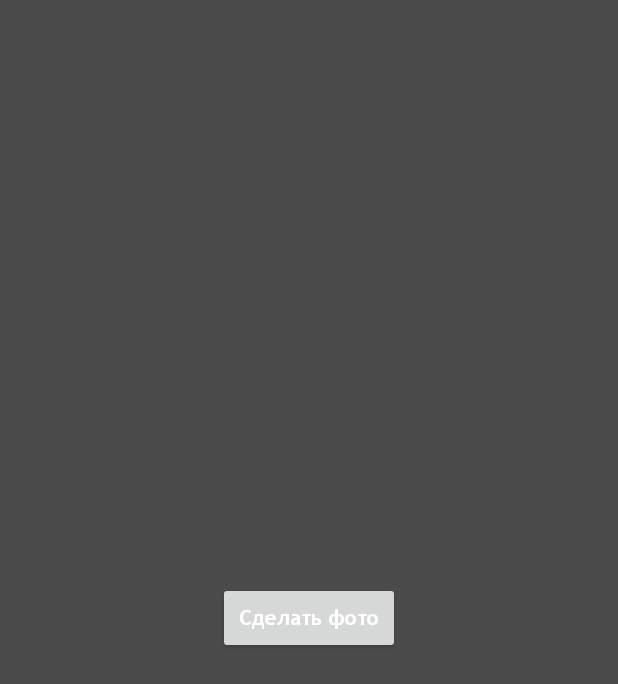
After one commit to dimalee70/o2o.android, an Android app: the fragment ProductRegisterFragment placed in its activity, on a phone screen of 412 x 824 dp. The commit adds this screen. Shown: the top 684 px of the screen. Run offline under Robolectric (Android 15) with nearby library versions, the phone set to English and light mode, and no system bars; our stand-ins replace EventBus, Timber, data binding; libraries missing offline, so code that uses them is left out: com.arellomobile.mvp, com.crashlytics.android, com.jakewharton.retrofit2, io.fabric.sdk, ru.terrakok.cicerone; 9 statements that could not run were skipped.

Commit message:
Created activitiy and fragment

```diff
--- a/app/src/main/java/kz/dragau/larek/di/components/AppComponent.kt
+++ b/app/src/main/java/kz/dragau/larek/di/components/AppComponent.kt
@@ -18,13 +18,16 @@ import kz.dragau.larek.presentation.presenter.login.PhoneNumberPresenter
 import kz.dragau.larek.presentation.presenter.login.SmsCodePresenter
 import kz.dragau.larek.presentation.presenter.registration.RegistrationPresenter
 import kz.dragau.larek.presentation.presenter.map.LocationMapPresenter
+import kz.dragau.larek.presentation.presenter.product.ProductRegisterPresenter
 import kz.dragau.larek.ui.activity.BaseActivity
 import kz.dragau.larek.ui.activity.MainAppActivity
+import kz.dragau.larek.ui.activity.product.ProductActivity
 import kz.dragau.larek.ui.fragment.confirm.ConfirmCodeFragment
 import kz.dragau.larek.ui.fragment.login.PhoneNumberFragment
 import kz.dragau.larek.ui.fragment.login.SmsCodeFragment
 import kz.dragau.larek.ui.fragment.registration.RegistrationFragment
 import kz.dragau.larek.ui.fragment.map.LocationMapFragment
+import kz.dragau.larek.ui.fragment.product.ProductRegisterFragment
 
 @Singleton
 @CustomApplicationScope
@@ -49,12 +52,13 @@ interface AppComponent {
 
     fun inject(activity: BaseActivity)
     fun inject(activity: MainAppActivity)
+    fun inject(activity: ProductActivity)
     fun inject(fragment: PhoneNumberFragment)
     fun inject(fragment: SmsCodeFragment)
     fun inject(fragmnet: ConfirmCodeFragment)
     fun inject(fragment: RegistrationFragment)
     fun inject(fragment: LocationMapFragment)
-
+    fun inject(fragment: ProductRegisterFragment)
 
     fun inject(presenter: MainAppPresenter)
     fun inject(presenter: PhoneNumberPresenter)
@@ -62,6 +66,7 @@ interface AppComponent {
     fun inject(presenter: ConfirmCodePresenter)
     fun inject(presenter: RegistrationPresenter)
     fun inject(presenter: LocationMapPresenter)
+    fun inject(presenter: ProductRegisterPresenter)
 
     //fun getApi(): ApiManager
     //fun getGlide(): GlideApp
--- a/app/src/main/java/kz/dragau/larek/presentation/presenter/MainAppPresenter.kt
+++ b/app/src/main/java/kz/dragau/larek/presentation/presenter/MainAppPresenter.kt
@@ -55,7 +55,8 @@ class MainAppPresenter(private val router: Router) : MvpPresenter<MainAppView>()
         }
         else
         {
-            router.newRootScreen(Screens.LoginScreen())
+//            router.newRootScreen(Screens.LoginScreen())
+            router.newRootScreen(Screens.ProductScreen())
         }
     }
 
--- a/app/src/main/java/kz/dragau/larek/presentation/presenter/confirm/ConfirmCodePresenter.kt
+++ b/app/src/main/java/kz/dragau/larek/presentation/presenter/confirm/ConfirmCodePresenter.kt
@@ -32,9 +32,7 @@ class ConfirmCodePresenter(private val router: Router, private val userRequestMo
     fun checkConfirmCode(){
         viewState?.hideKeyboard()
         viewState?.showProgress()
-        println(userRequestModel!!.smsCode)
-        println(confirmRequestModel.confirmCode)
-        if (userRequestModel.smsCode.equals(confirmRequestModel.confirmCode)){
+        if (userRequestModel!!.smsCode.equals(confirmRequestModel.confirmCode)){
             println("Success")
             viewState?.hideProgress()
             router.newRootScreen(Screens.RegistrationScreen(userRequestModel))
--- /dev/null
+++ b/app/src/main/java/kz/dragau/larek/presentation/view/product/ProductRegisterView.kt
@@ -0,0 +1,7 @@
+package kz.dragau.larek.presentation.view.product
+
+import com.arellomobile.mvp.MvpView
+
+interface ProductRegisterView : MvpView {
+
+}
--- /dev/null
+++ b/app/src/main/java/kz/dragau/larek/presentation/view/product/ProductView.kt
@@ -0,0 +1,7 @@
+package kz.dragau.larek.presentation.view.product
+
+import com.arellomobile.mvp.MvpView
+
+interface ProductView : MvpView {
+
+}
--- /dev/null
+++ b/app/src/main/java/kz/dragau/larek/ui/activity/product/ProductActivity.kt
@@ -0,0 +1,97 @@
+package kz.dragau.larek.ui.activity.product
+
+import android.content.Context
+import android.content.Intent
+import android.os.Build
+import android.os.Bundle
+import android.transition.ChangeBounds
+import androidx.fragment.app.Fragment
+import androidx.fragment.app.FragmentTransaction
+
+import com.arellomobile.mvp.presenter.InjectPresenter
+import kz.dragau.larek.R
+import kz.dragau.larek.Screens
+import kz.dragau.larek.presentation.view.product.ProductView
+import kz.dragau.larek.presentation.presenter.product.ProductPresenter
+
+import                  kz.dragau.larek.ui.activity.BaseActivity;
+import kz.dragau.larek.ui.activity.LoginInActivity
+import kz.dragau.larek.ui.fragment.login.PhoneNumberFragment
+import kz.dragau.larek.ui.fragment.login.SmsCodeFragment
+import kz.dragau.larek.ui.fragment.product.ProductRegisterFragment
+import ru.terrakok.cicerone.android.support.SupportAppNavigator
+import ru.terrakok.cicerone.commands.Command
+import ru.terrakok.cicerone.commands.Forward
+import ru.terrakok.cicerone.commands.Replace
+
+
+class ProductActivity : BaseActivity(), ProductView {
+    companion object {
+        const val TAG = "ProductActivity"
+        fun getIntent(context: Context): Intent = Intent(context, ProductActivity::class.java)
+        val PRODUCT_TRANSITION = "product_transition"
+    }
+
+    @InjectPresenter
+    lateinit var mProductPresenter: ProductPresenter
+
+
+    override fun onCreate(savedInstanceState: Bundle?) {
+        super.onCreate(savedInstanceState)
+        setContentView(R.layout.activity_product)
+
+        if(savedInstanceState == null){
+            navigator.applyCommands(arrayOf<Command>(Replace(Screens.ProductRegisterScreen())))
+        }
+    }
+
+    override fun onResumeFragments() {
+        super.onResumeFragments()
+        navigatorHolder.setNavigator(navigator)
+    }
+
+    override fun onPause() {
+        navigatorHolder.removeNavigator()
+        super.onPause()
+    }
+
+    var navigator: SupportAppNavigator = object : SupportAppNavigator(this, R.id.activity_product_frame_layout) {
+        override fun setupFragmentTransaction(
+            command: Command?,
+            currentFragment: Fragment?,
+            nextFragment: Fragment?,
+            fragmentTransaction: FragmentTransaction?
+        ) {
+            if (command is Forward
+                && currentFragment is ProductRegisterFragment
+                && nextFragment == null
+            ) {
+                setupSharedElement(
+                    (currentFragment as ProductRegisterFragment?)!!,
+                    nextFragment,
+                    fragmentTransaction!!
+                )
+            }
+        }
+    }
+
+    private fun setupSharedElement(
+        productRegisterFragment: ProductRegisterFragment,
+        nextFragment: Nothing? = null,
+        fragmentTransaction: FragmentTransaction
+    ) {
+        val changeBounds = ChangeBounds()//.apply { duration = 10000 }
+        productRegisterFragment.sharedElementEnterTransition = changeBounds
+        productRegisterFragment.sharedElementReturnTransition = changeBounds
+//
+        val view = productRegisterFragment.binding.makePhotoBtn
+        if (Build.VERSION.SDK_INT >= Build.VERSION_CODES.LOLLIPOP) {
+            view.transitionName = LoginInActivity.LOGIN_TRANSITION
+        }
+        fragmentTransaction.addSharedElement(view , ProductActivity.PRODUCT_TRANSITION)
+    }
+
+    override fun onBackPressed() {
+        super.onBackPressed()
+    }
+}
--- a/app/src/main/java/kz/dragau/larek/ui/fragment/confirm/ConfirmCodeFragment.kt
+++ b/app/src/main/java/kz/dragau/larek/ui/fragment/confirm/ConfirmCodeFragment.kt
@@ -52,14 +52,12 @@ class ConfirmCodeFragment : BaseMvpFragment(), ConfirmCodeView {
         this.userRequestModel = arguments?.getSerializable(EXTRA_CODE_PHONE) as LoginRequestModel?
         App.appComponent.inject(this)
         super.onCreate(savedInstanceState)
-        println(userRequestModel!!.mobilePhone)
-        println(userRequestModel!!.smsCode)
     }
 
     override fun onCreateView(
         inflater: LayoutInflater, container: ViewGroup?,
         savedInstanceState: Bundle?
-    ): View? {
+    ): View?        {
         binding = DataBindingUtil.inflate(inflater, R.layout.fragment_confirm_code, container , false)
         val frView : View  = binding.flMain
 
--- /dev/null
+++ b/app/src/main/java/kz/dragau/larek/ui/fragment/product/ProductRegisterFragment.kt
@@ -0,0 +1,66 @@
+package kz.dragau.larek.ui.fragment.product
+
+import android.os.Bundle
+import android.view.LayoutInflater
+import android.view.View
+import android.view.ViewGroup
+import androidx.databinding.DataBindingUtil
+import kz.dragau.larek.R
+import kz.dragau.larek.presentation.view.product.ProductRegisterView
+import kz.dragau.larek.presentation.presenter.product.ProductRegisterPresenter
+
+import com.arellomobile.mvp.presenter.InjectPresenter
+import com.arellomobile.mvp.presenter.ProvidePresenter
+import kz.dragau.larek.App
+import kz.dragau.larek.databinding.FragmentProductRegisterBinding
+import photograd.kz.photograd.ui.fragment.BaseMvpFragment
+import ru.terrakok.cicerone.Router
+import javax.inject.Inject
+
+class ProductRegisterFragment : BaseMvpFragment(), ProductRegisterView {
+    companion object {
+        const val TAG = "ProductRegisterFragment"
+
+        fun newInstance(): ProductRegisterFragment {
+            val fragment: ProductRegisterFragment = ProductRegisterFragment()
+            val args: Bundle = Bundle()
+            fragment.arguments = args
+            return fragment
+        }
+    }
+
+    @Inject
+    lateinit var router: Router
+
+    @InjectPresenter
+    lateinit var mProductRegisterPresenter: ProductRegisterPresenter
+
+    lateinit var binding: FragmentProductRegisterBinding
+
+
+    @ProvidePresenter
+    fun providePresenter(): ProductRegisterPresenter{
+        return ProductRegisterPresenter(router)
+    }
+
+    override fun onCreate(savedInstanceState: Bundle?) {
+        App.appComponent.inject(this)
+        super.onCreate(savedInstanceState)
+
+    }
+
+    override fun onCreateView(
+        inflater: LayoutInflater, container: ViewGroup?,
+        savedInstanceState: Bundle?
+    ): View? {
+        binding = DataBindingUtil.inflate(inflater, R.layout.fragment_product_register, container, false)
+        val frVew = binding.flMain
+        binding.presenter = mProductRegisterPresenter
+        return frVew
+    }
+
+    override fun onViewCreated(view: View, savedInstanceState: Bundle?) {
+        super.onViewCreated(view, savedInstanceState)
+
+    }
+}
--- /dev/null
+++ b/app/src/main/res/layout/activity_product.xml
@@ -0,0 +1,19 @@
+<?xml version="1.0" encoding="utf-8"?>
+<androidx.constraintlayout.widget.ConstraintLayout xmlns:android="http://schemas.android.com/apk/res/android"
+                                                   xmlns:tools="http://schemas.android.com/tools"
+                                                   android:layout_width="match_parent"
+                                                   android:layout_height="match_parent"
+                                                   xmlns:app="http://schemas.android.com/apk/res-auto"
+                                                   android:background="?attr/panelColor"
+                                                   tools:context=".ui.activity.product.ProductActivity">
+
+    <FrameLayout
+            android:id="@+id/activity_product_frame_layout"
+            android:layout_width="match_parent"
+            android:layout_height="match_parent"
+            android:layout_weight="1"
+            app:layout_constraintTop_toTopOf="parent"
+            app:layout_constraintStart_toStartOf="parent"
+            app:layout_constraintEnd_toEndOf="parent"
+    />
+</androidx.constraintlayout.widget.ConstraintLayout>
--- a/app/src/main/res/layout/fragment_confirm_code.xml
+++ b/app/src/main/res/layout/fragment_confirm_code.xml
@@ -65,7 +65,7 @@
                     android:layout_width="wrap_content"
                     android:layout_height="wrap_content"
                     android:layout_marginLeft="10dp"
-                    android:background="?android:colorBackground"
+                    android:background="?attr/panelColor"
                     android:layout_marginTop="4dp"
                     android:textSize="14sp"
                     android:text="@string/phone" />
--- a/app/src/main/res/layout/fragment_phone_number.xml
+++ b/app/src/main/res/layout/fragment_phone_number.xml
@@ -82,7 +82,7 @@
                         android:layout_width="wrap_content"
                         android:layout_height="wrap_content"
                         android:layout_marginLeft="10dp"
-                        android:background="?android:colorBackground"
+                        android:background="?attr/panelColor"
                         android:layout_marginTop="4dp"
                         android:textSize="14sp"
                         android:text="@string/phone" />
--- /dev/null
+++ b/app/src/main/res/layout/fragment_product_register.xml
@@ -0,0 +1,23 @@
+<?xml version="1.0" encoding="utf-8"?>
+<layout xmlns:android="http://schemas.android.com/apk/res/android"
+        xmlns:tools="http://schemas.android.com/tools"
+        xmlns:app="http://schemas.android.com/apk/res-auto">
+    <data>
+        <variable name="presenter" type="kz.dragau.larek.presentation.presenter.product.ProductRegisterPresenter"/>
+    </data>
+
+    <androidx.constraintlayout.widget.ConstraintLayout android:layout_width="match_parent"
+                                                       android:layout_height="match_parent"
+                                                       tools:context=".ui.fragment.product.ProductRegisterFragment"
+                                                       android:id="@+id/flMain">
+        <Button android:layout_width="wrap_content" android:layout_height="wrap_content"
+                android:id="@+id/makePhotoBtn"
+                app:layout_constraintBottom_toBottomOf="parent"
+                app:layout_constraintTop_toTopOf="parent"
+                app:layout_constraintStart_toStartOf="parent"
+                app:layout_constraintEnd_toEndOf="parent"
+                android:text="@string/makePhoto"
+                android:onClick="@{(v) -> presenter.makePhoto()}"
+        />
+    </androidx.constraintlayout.widget.ConstraintLayout>
+</layout>
--- a/app/src/main/res/values/strings.xml
+++ b/app/src/main/res/values/strings.xml
@@ -44,4 +44,5 @@
     <string name="phoneMask">+7()</string>
     <string name="login">вход</string>
     <string name="next">далее</string>
+    <string name="makePhoto">Сделать фото</string>
 </resources>
```
Also changed, not shown: app/src/main/AndroidManifest.xml (+8 -5 lines), app/src/main/java/kz/dragau/larek/Screens.kt (+18 -0 lines), app/src/main/java/kz/dragau/larek/presentation/presenter/product/ProductPresenter.kt (added, +10 -0 lines), app/src/main/java/kz/dragau/larek/presentation/presenter/product/ProductRegisterPresenter.kt (added, +47 -0 lines).
